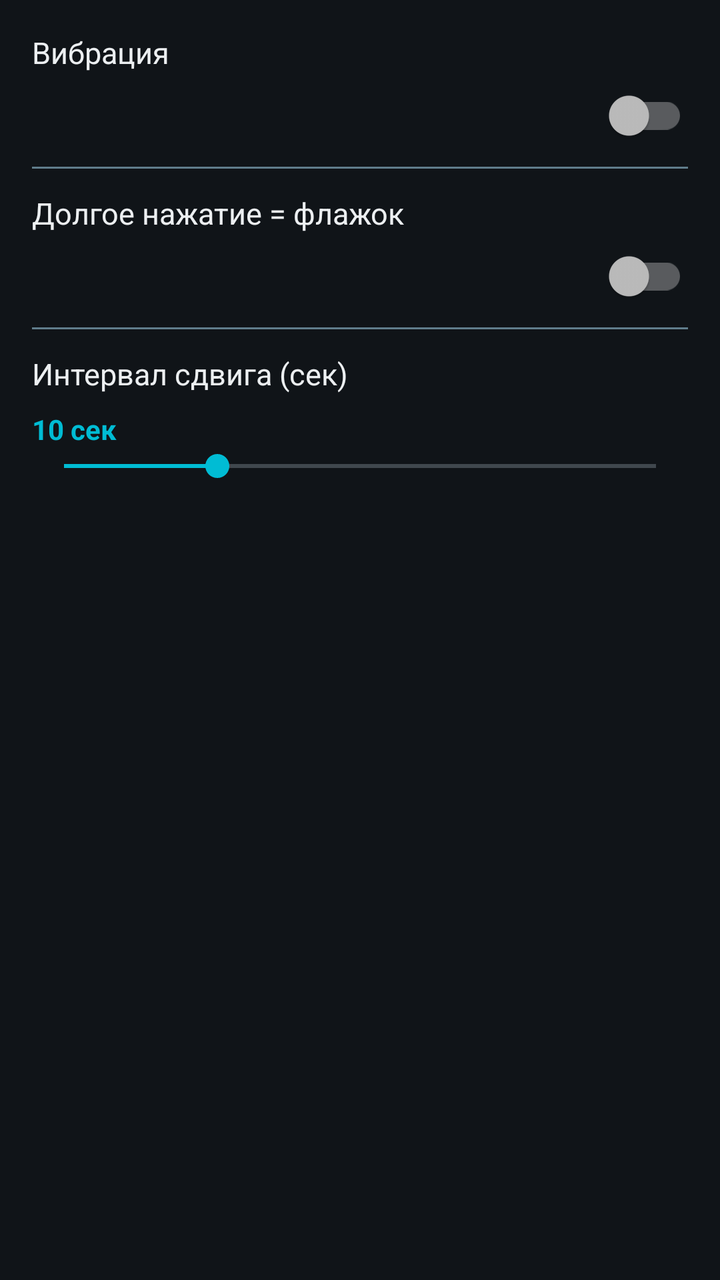
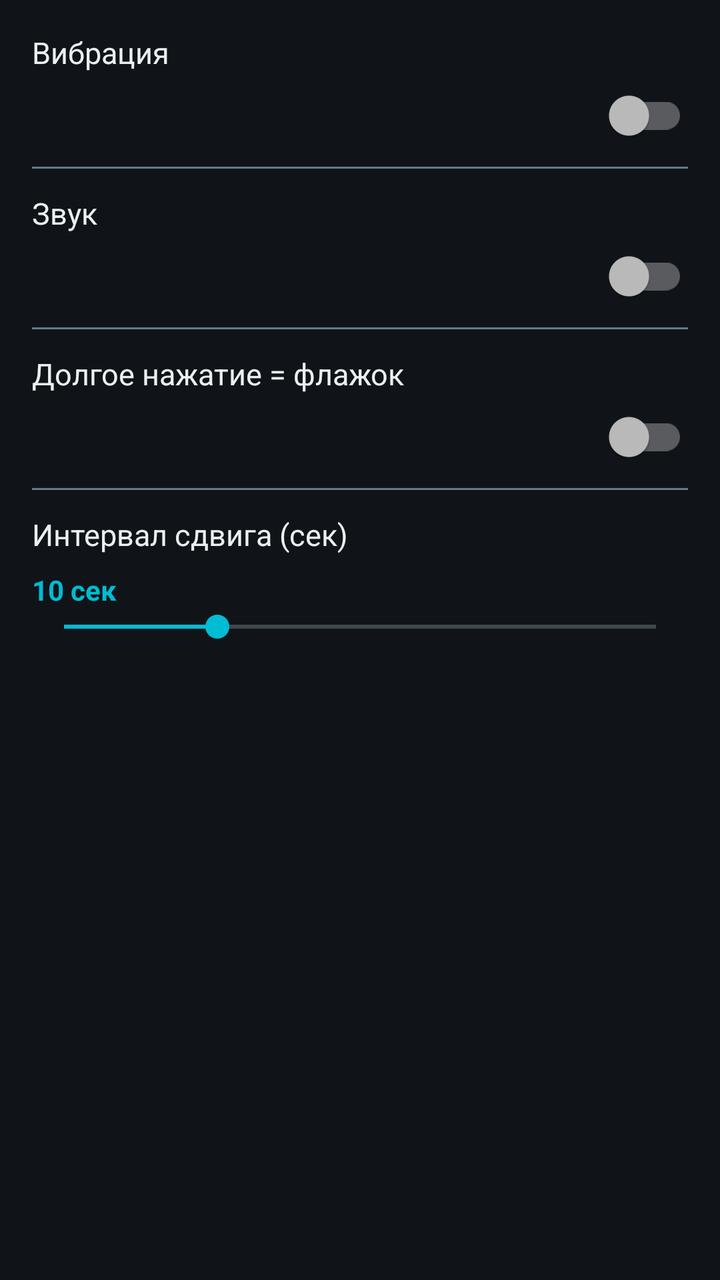

Two renders of the same Android screen: before a commit and after it. Below are the layout's source before the change and the commit's diff.
<!-- AndroidManifest.xml: application theme Theme.MinesweeperEvolution -->
<!-- res/layout/dialog_settings.xml -->
<?xml version="1.0" encoding="utf-8"?>
<LinearLayout xmlns:android="http://schemas.android.com/apk/res/android"
    android:layout_width="match_parent"
    android:layout_height="wrap_content"
    android:orientation="vertical"
    android:padding="16dp">

    <TextView
        android:layout_width="wrap_content"
        android:layout_height="wrap_content"
        android:text="@string/vibration"
        android:textColor="@color/text_primary"
        android:textSize="15sp"
        android:layout_marginBottom="8dp" />

    <androidx.appcompat.widget.SwitchCompat
        android:id="@+id/swVibration"
        android:layout_width="match_parent"
        android:layout_height="wrap_content"
        android:textColor="@color/text_secondary" />

    <View
        android:layout_width="match_parent"
        android:layout_height="1dp"
        android:layout_marginVertical="12dp"
        android:background="@color/text_dim" />

    <TextView
        android:layout_width="wrap_content"
        android:layout_height="wrap_content"
        android:text="@string/long_press_flag"
        android:textColor="@color/text_primary"
        android:textSize="15sp"
        android:layout_marginBottom="8dp" />

    <androidx.appcompat.widget.SwitchCompat
        android:id="@+id/swLongPress"
        android:layout_width="match_parent"
        android:layout_height="wrap_content"
        android:textColor="@color/text_secondary" />

    <View
        android:layout_width="match_parent"
        android:layout_height="1dp"
        android:layout_marginVertical="12dp"
        android:background="@color/text_dim" />

    <TextView
        android:layout_width="wrap_content"
        android:layout_height="wrap_content"
        android:text="@string/shift_interval"
        android:textColor="@color/text_primary"
        android:textSize="15sp"
        android:layout_marginBottom="8dp" />

    <TextView
        android:id="@+id/tvShiftVal"
        android:layout_width="wrap_content"
        android:layout_height="wrap_content"
        android:text="10 сек"
        android:textColor="@color/accent"
        android:textSize="14sp"
        android:textStyle="bold" />

    <SeekBar
        android:id="@+id/sliderShift"
        android:layout_width="match_parent"
        android:layout_height="wrap_content"
        android:max="27"
        android:progress="7" />

</LinearLayout>
<!-- resources referenced by this layout -->
<resources>
  <color name="accent">#FF00BCD4</color>
  <color name="text_dim">#FF607D8B</color>
  <color name="text_primary">#FFECEFF1</color>
  <color name="text_secondary">#FFB0BEC5</color>
  <string name="long_press_flag">Долгое нажатие = флажок</string>
  <string name="shift_interval">Интервал сдвига (сек)</string>
  <string name="vibration">Вибрация</string>
  <style name="Theme.MinesweeperEvolution" parent="Theme.AppCompat.NoActionBar">
          <item name="colorPrimary">@color/accent</item>
          <item name="colorPrimaryDark">@color/accent_2</item>
          <item name="colorAccent">@color/accent</item>
          <item name="android:windowBackground">@color/bg_dark</item>
          <item name="android:textColorPrimary">@color/text_primary</item>
          <item name="android:textColorSecondary">@color/text_secondary</item>
          <item name="android:statusBarColor" tools:targetApi="l">@color/bg_dark</item>
      </style>
  <color name="accent_2">#FF26C6DA</color>
  <color name="bg_dark">#FF101418</color>
</resources>

<!-- the commit's change to res/layout/dialog_settings.xml (unified diff, before → after) -->
@@ -15,6 +15,26 @@
 
     <androidx.appcompat.widget.SwitchCompat
         android:id="@+id/swVibration"
+        android:layout_width="match_parent"
+        android:layout_height="wrap_content"
+        android:textColor="@color/text_secondary" />
+
+    <View
+        android:layout_width="match_parent"
+        android:layout_height="1dp"
+        android:layout_marginVertical="12dp"
+        android:background="@color/text_dim" />
+
+    <TextView
+        android:layout_width="wrap_content"
+        android:layout_height="wrap_content"
+        android:text="@string/sound"
+        android:textColor="@color/text_primary"
+        android:textSize="15sp"
+        android:layout_marginBottom="8dp" />
+
+    <androidx.appcompat.widget.SwitchCompat
+        android:id="@+id/swSound"
         android:layout_width="match_parent"
         android:layout_height="wrap_content"
         android:textColor="@color/text_secondary" />
<!-- resource entries referenced after the edit -->
@@ -6,6 +6,7 @@
   <color name="text_secondary">#FFB0BEC5</color>
   <string name="long_press_flag">Долгое нажатие = флажок</string>
   <string name="shift_interval">Интервал сдвига (сек)</string>
+  <string name="sound">Звук</string>
   <string name="vibration">Вибрация</string>
   <style name="Theme.MinesweeperEvolution" parent="Theme.AppCompat.NoActionBar">
           <item name="colorPrimary">@color/accent</item>
